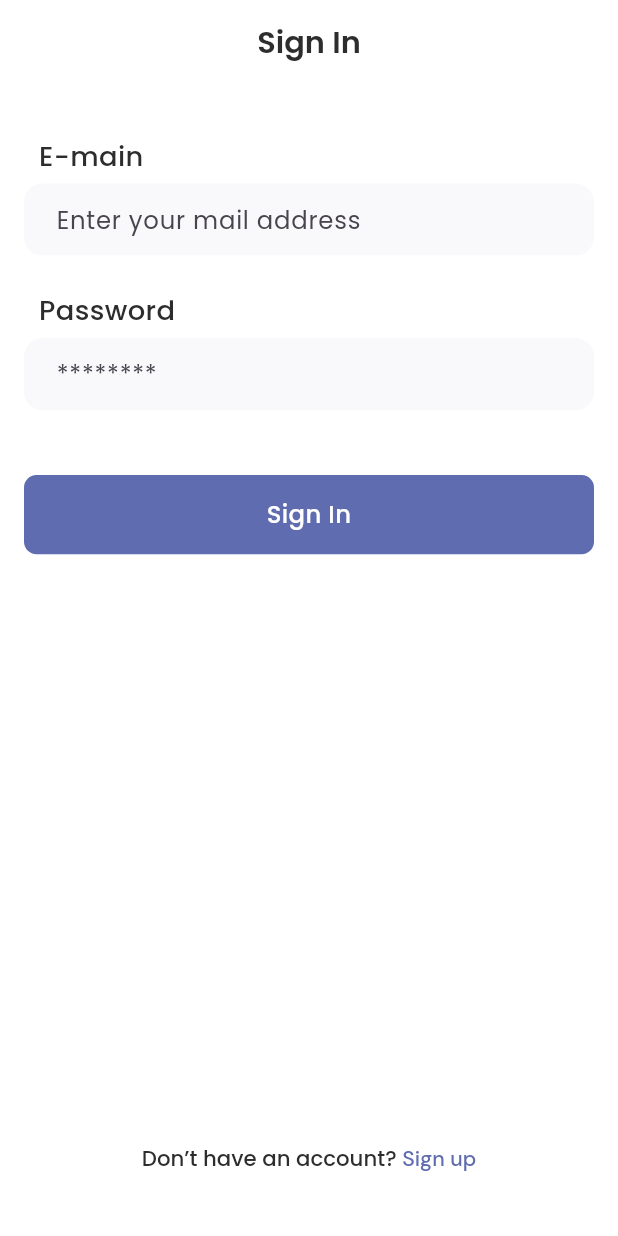
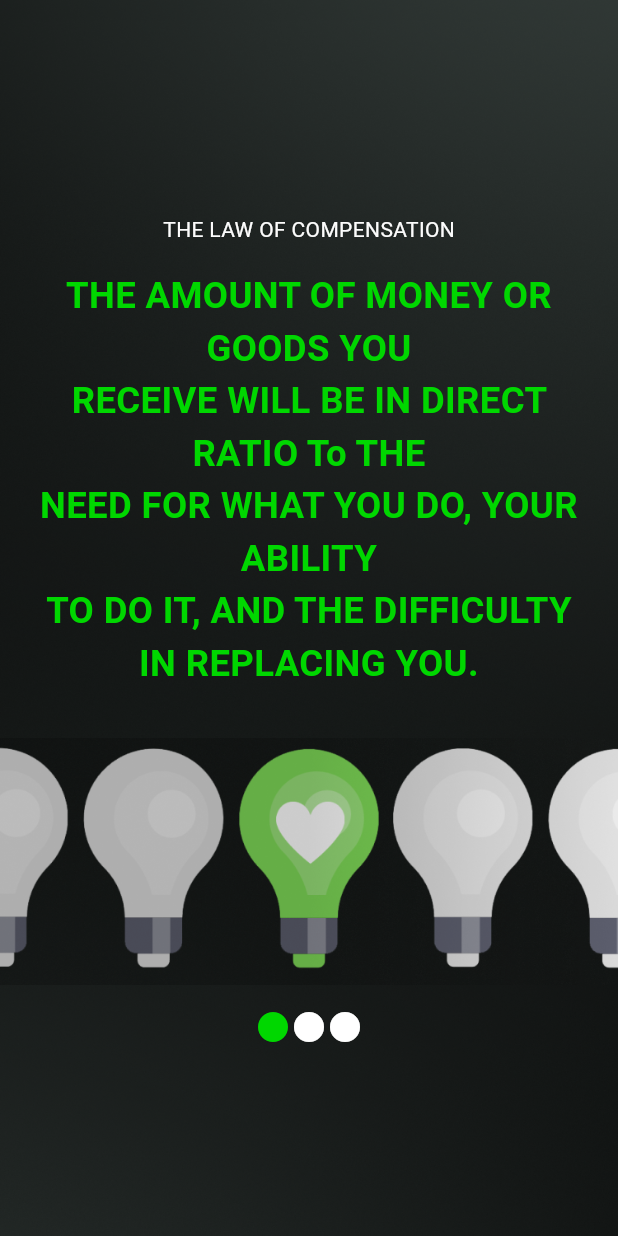
Before and after one commit to SakibvHossain/intricate, a Flutter app: the screen it shows after launch, on a phone screen of 412 x 824 dp. Run offline on Flutter 3.47's test engine with Material 3 defaults, Android fonts, the phone set to English and light mode, and no system bars; our stand-ins replace flutter_screenutil, flutter_spinkit, flutter_svg, get, google_fonts, google_nav_bar and 5 more.

Commit message:
onboarding screen

```diff
--- /dev/null
+++ b/devtools_options.yaml
@@ -0,0 +1,3 @@
+description: This file stores settings for Dart & Flutter DevTools.
+documentation: https://docs.flutter.dev/tools/devtools/extensions#configure-extension-enablement-states
+extensions:
--- a/lib/core/binding/binding.dart
+++ b/lib/core/binding/binding.dart
@@ -4,6 +4,6 @@ import 'package:intricate1/feature/onboarding/data/controller/splash_controller.
 class AppBinding extends Bindings {
   @override
   void dependencies() {
-    Get.put(SplashController(),);
+    // Get.put(SplashController(),);
   }
 }
--- /dev/null
+++ b/lib/core/components/custom_background.dart
@@ -0,0 +1,23 @@
+import 'package:flutter/material.dart';
+
+class CustomBackground extends StatelessWidget {
+  final Widget child;
+  const CustomBackground({super.key, required this.child});
+
+  @override
+  Widget build(BuildContext context) {
+    return Scaffold(
+      body: Container(
+        height: double.infinity,
+        width: double.infinity,
+        decoration: const BoxDecoration(
+          image: DecorationImage(
+            image: AssetImage('assets/images/background.png'),
+            fit: BoxFit.cover,
+          ),
+        ),
+        child: child,
+      ),
+    );
+  }
+}
--- /dev/null
+++ b/lib/feature/onboarding/onboarding_1/ui/screen/onboarding_1.dart
@@ -0,0 +1,68 @@
+import 'package:flutter/material.dart';
+import 'package:flutter_screenutil/flutter_screenutil.dart';
+import 'package:google_fonts/google_fonts.dart';
+import 'package:intricate1/core/components/custom_background.dart';
+
+class Onboarding1 extends StatelessWidget {
+  const Onboarding1({super.key});
+
+  @override
+  Widget build(BuildContext context) {
+    return CustomBackground(
+        child: Scaffold(
+      backgroundColor: Colors.transparent,
+      body: Column(
+        mainAxisAlignment: MainAxisAlignment.center,
+        children: [
+          Padding(
+            padding: const EdgeInsets.all(16.0),
+            child: Column(
+              crossAxisAlignment: CrossAxisAlignment.center,
+              children: [
+                const Text(
+                  'THE LAW OF COMPENSATION',
+                  style: TextStyle(fontSize: 14, color: Color(0XFFFCFCFC)),
+                ),
+                SizedBox(
+                  height: 16.h,
+                ),
+                Text(
+                  'THE AMOUNT OF MONEY OR GOODS YOU\nRECEIVE WILL BE IN DIRECT RATIO To THE\nNEED FOR WHAT YOU DO, YOUR ABILITY\nTO DO IT, AND THE DIFFICULTY IN REPLACING YOU.',
+                  textAlign: TextAlign.center,
+                  style: TextStyle(
+                      color: const Color(0xff00D700),
+                      fontSize: 24.sp,
+                      fontWeight: FontWeight.bold),
+                ),
+              ],
+            ),
+          ),
+          SizedBox(
+            height: 16.h,
+          ),
+          Image.asset(
+            'assets/images/light.png',
+            width: double.infinity,
+          ),
+          SizedBox(
+            height: 16.h,
+          ),
+          Row(
+            mainAxisAlignment: MainAxisAlignment.center,
+            children: [
+              Icon(
+                Icons.circle,
+                color: Color(0xff00D700),
+              ),
+              Icon(Icons.circle, color: Colors.white),
+              Icon(
+                Icons.circle,
+                color: Colors.white,
+              ),
+            ],
+          )
+        ],
+      ),
+    ));
+  }
+}
--- a/pubspec.yaml
+++ b/pubspec.yaml
@@ -53,6 +53,7 @@ dependencies:
 #  flutter_local_notifications: ^19.2.1
 #  firebase_messaging: ^15.2.5
   connectivity_plus: ^6.1.4
+  flutter_svg: ^2.2.0
 #  web_socket_channel: ^3.0.3
 
 dev_dependencies:
@@ -76,6 +77,7 @@ flutter:
   assets:
      - assets/onboarding/images/
      - assets/profile/image/
+     - assets/images/
   #   - images/a_dot_ham.jpeg
 
   # An image asset can refer to one or more resolution-specific "variants", see
```
Also changed, not shown: lib/feature/onboarding/data/controller/splash_controller.dart (+9 -7 lines), lib/feature/onboarding/onboarding_2/ui/screen/onboarding_2.dart (added, +23 -0 lines), lib/feature/onboarding/pageview/ui/screen/page_view_screen.dart (added, +64 -0 lines), lib/feature/onboarding/ui/screens/splash_screen.dart (+39 -22 lines), assets/images/background.png (added), assets/images/light.png (added), assets/images/logo.svg (added), pubspec.lock.
